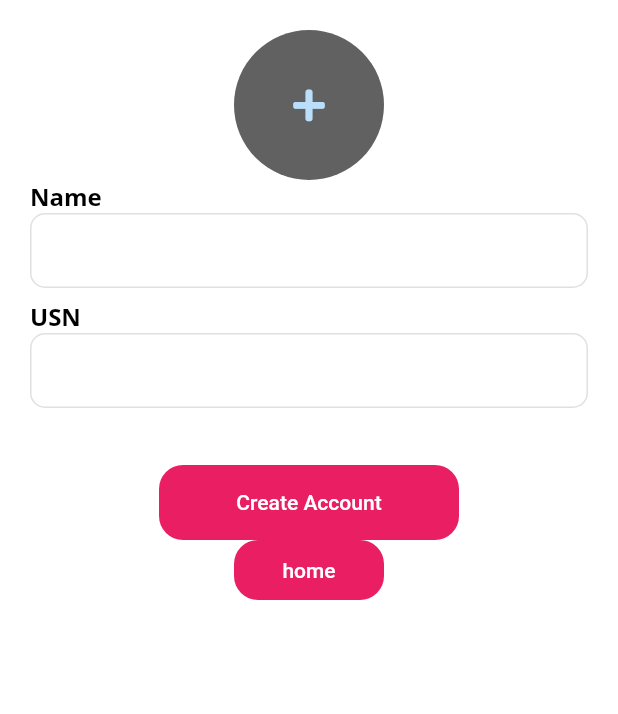
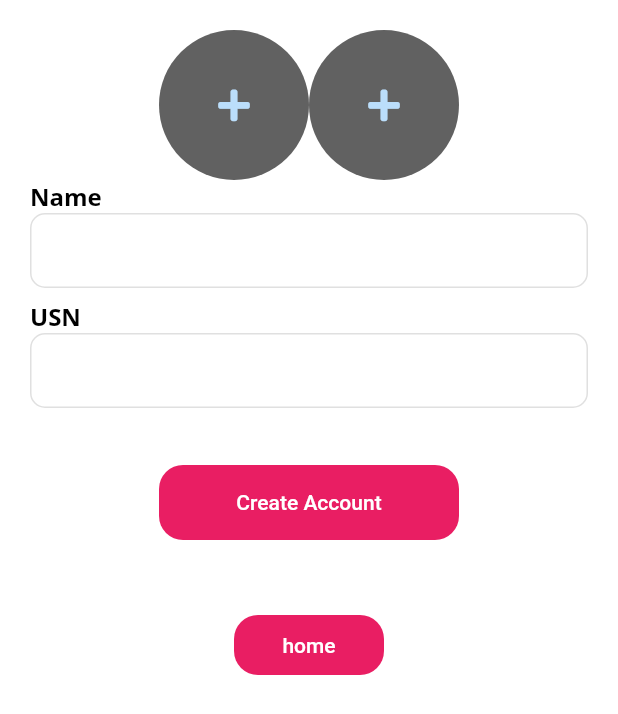
Before and after one commit to Ashishprashar/alumni_app, a Flutter app: the OnBoardingScreen screen opened directly, after a tap on "Create Account", on a phone screen of 412 x 824 dp. Shown: the top 714 px of the screen. Run offline on Flutter 3.47's test engine with Material 2 defaults, Android fonts, the phone set to English and light mode, and no system bars; our stand-ins replace bubble, cached_network_image, cloud_firestore, firebase_auth, firebase_core, firebase_database and 9 more; missing offline and left inert: paginate_firestore; accounts and stored records are empty.

Commit message:
create account bug fixed. no other changes

```diff
--- a/lib/provider/invite_screen_provider.dart
+++ b/lib/provider/invite_screen_provider.dart
@@ -62,7 +62,7 @@ class InviteProvider with ChangeNotifier {
     // add id card to storage
     Timestamp now = Timestamp.now();
     UploadTask uploadTask =
-        storageRef.child('idCards/${documentId}.jpg').putFile(idCardImage);
+        storageRef.child('idCards/$documentId.jpg').putFile(idCardImage);
     TaskSnapshot storageSnap = await uploadTask;
     String downloadUrl = await storageSnap.ref.getDownloadURL();
 
--- a/lib/screen/onboarding_screen.dart
+++ b/lib/screen/onboarding_screen.dart
@@ -23,20 +23,17 @@ class _OnBoardingScreenState extends State<OnBoardingScreen> {
   TextEditingController nameController = TextEditingController();
   TextEditingController usnController = TextEditingController();
 
-  // TextEditingController techController = TextEditingController();
   DatabaseService databaseService = DatabaseService();
   NavigatorService navigatorService = NavigatorService();
   ImagePicker imagePicker = ImagePicker();
-  // File? idCardImage;
+  File? idCardImage;
   File? profileImage;
-  // List techStack = [];
   bool isLoading = false;
 
   @override
   void dispose() {
     nameController.dispose();
     usnController.dispose();
-    // techController.dispose();
     super.dispose();
   }
 
@@ -55,34 +52,34 @@ class _OnBoardingScreenState extends State<OnBoardingScreen> {
                         Row(
                           mainAxisAlignment: MainAxisAlignment.center,
                           children: [
-                            // GestureDetector(
-                            //   onTap: () async {
-                            //     showDialog(
-                            //         context: context,
-                            //         builder: (ctx) {
-                            //           return ImagePickerWidget(
-                            //               onProfileChanged: (File? image) {
-                            //             setState(() {
-                            //               idCardImage = image;
-                            //             });
-                            //           });
-                            //         });
-                            //   },
-                            //   child: Container(
-                            //     margin: const EdgeInsets.only(top: 20.0),
-                            //     child: CircleAvatar(
-                            //       radius: 50.0,
-                            //       backgroundColor:
-                            //           Theme.of(context).highlightColor,
-                            //       backgroundImage: idCardImage != null
-                            //           ? FileImage(idCardImage!)
-                            //           : null,
-                            //       child: idCardImage == null
-                            //           ? const FaIcon(FontAwesomeIcons.plus)
-                            //           : null,
-                            //     ),
-                            //   ),
-                            // ),
+                            GestureDetector(
+                              onTap: () async {
+                                showDialog(
+                                    context: context,
+                                    builder: (ctx) {
+                                      return ImagePickerWidget(
+                                          onProfileChanged: (File? image) {
+                                        setState(() {
+                                          idCardImage = image;
+                                        });
+                                      });
+                                    });
+                              },
+                              child: Container(
+                                margin: const EdgeInsets.only(top: 20.0),
+                                child: CircleAvatar(
+                                  radius: 50.0,
+                                  backgroundColor:
+                                      Theme.of(context).highlightColor,
+                                  backgroundImage: idCardImage != null
+                                      ? FileImage(idCardImage!)
+                                      : null,
+                                  child: idCardImage == null
+                                      ? const FaIcon(FontAwesomeIcons.plus)
+                                      : null,
+                                ),
+                              ),
+                            ),
                             GestureDetector(
                               onTap: () async {
                                 showDialog(
@@ -158,13 +155,13 @@ class _OnBoardingScreenState extends State<OnBoardingScreen> {
                                   //
                                   //        navigatorService.navigateToHome(context));
 
-                                  // inviteUser.authorizeUser(
-                                  //   context,
-                                  //   nameController.text,
-                                  //   usnController.text,
-                                  //   idCardImage!,
-                                  //   firebaseCurrentUser?.email,
-                                  // );
+                                  await inviteUser.authorizeUser(
+                                    context,
+                                    nameController.text,
+                                    usnController.text,
+                                    idCardImage!,
+                                    firebaseCurrentUser?.email,
+                                  );
                                   await databaseService
                                       .createAccount(
                                     nameController.text,
@@ -185,9 +182,9 @@ class _OnBoardingScreenState extends State<OnBoardingScreen> {
                               },
                               text: "Create Account"),
                         ),
-                        // const SizedBox(
-                        //   height: 50,
-                        // ),
+                        const SizedBox(
+                          height: 50,
+                        ),
                         DoneButton(
                           height: 40,
                           width: 100,
```
